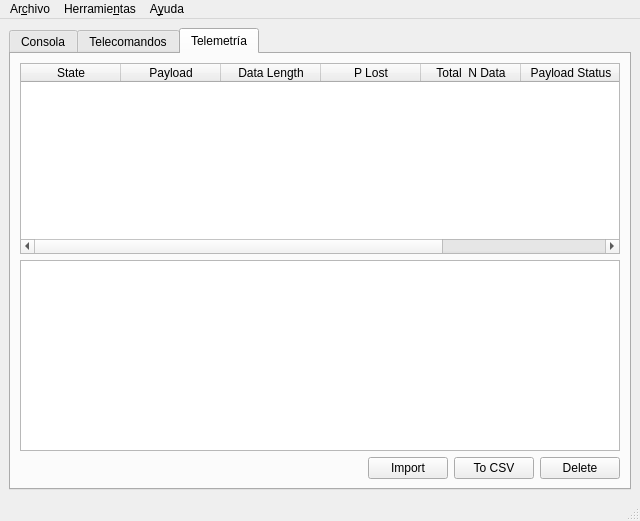
First picture: the form in gsRemote/forms/Console.ui, repository spel-uchile/gsSuchai, before the edit.
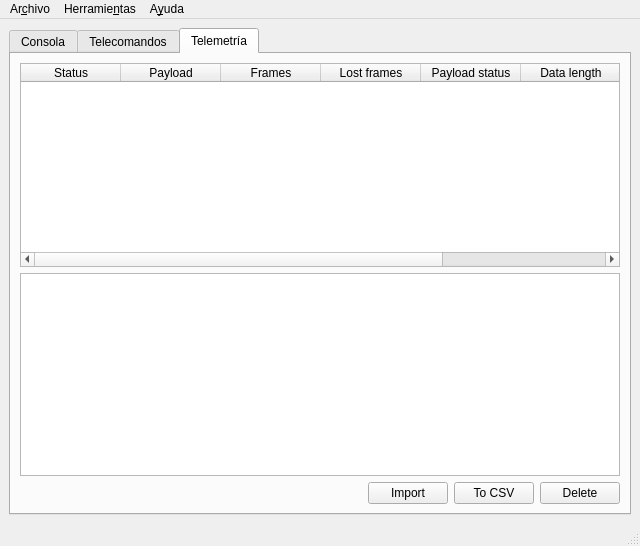
Second picture: the form after the edit. The open tabs and pages were chosen to show the change. Icons and pictures are not drawn.

Commit message: Big refactoring to: load tm_status, parse data using pandas, wirte to csv and visualize with pandas. Rector saving to database with to_dict() function instead of self.__dict__()

The edit to the form file:
```diff
--- a/gsRemote/forms/Console.ui
+++ b/gsRemote/forms/Console.ui
@@ -7,7 +7,7 @@
     <x>0</x>
     <y>0</y>
     <width>640</width>
-    <height>521</height>
+    <height>546</height>
    </rect>
   </property>
   <property name="windowTitle">
@@ -388,9 +388,21 @@
        <layout class="QVBoxLayout" name="verticalLayout_3">
         <item>
          <widget class="QTableWidget" name="tableWidgetTelemetry">
+          <property name="alternatingRowColors">
+           <bool>true</bool>
+          </property>
+          <property name="sortingEnabled">
+           <bool>true</bool>
+          </property>
+          <attribute name="horizontalHeaderShowSortIndicator" stdset="0">
+           <bool>true</bool>
+          </attribute>
+          <attribute name="horizontalHeaderStretchLastSection">
+           <bool>true</bool>
+          </attribute>
           <column>
            <property name="text">
-            <string>State</string>
+            <string>Status</string>
            </property>
           </column>
           <column>
@@ -400,22 +412,22 @@
           </column>
           <column>
            <property name="text">
-            <string>Data Length</string>
+            <string>Frames</string>
            </property>
           </column>
           <column>
            <property name="text">
-            <string>P Lost</string>
+            <string>Lost frames</string>
            </property>
           </column>
           <column>
            <property name="text">
-            <string>Total  N Data</string>
+            <string>Payload status</string>
            </property>
           </column>
           <column>
            <property name="text">
-            <string>Payload Status</string>
+            <string>Data length</string>
            </property>
           </column>
           <column>
@@ -426,7 +438,14 @@
          </widget>
         </item>
         <item>
-         <widget class="QPlainTextEdit" name="textEditTelemetry"/>
+         <widget class="QPlainTextEdit" name="textEditTelemetry">
+          <property name="styleSheet">
+           <string notr="true">font: 9pt &quot;Monospace&quot;;</string>
+          </property>
+          <property name="lineWrapMode">
+           <enum>QPlainTextEdit::NoWrap</enum>
+          </property>
+         </widget>
         </item>
         <item>
          <layout class="QHBoxLayout" name="horizontalLayout_2">
```
Left out of the diff: 20 changed lines with no effect on the pictures. The commit also changes 2 other files.
